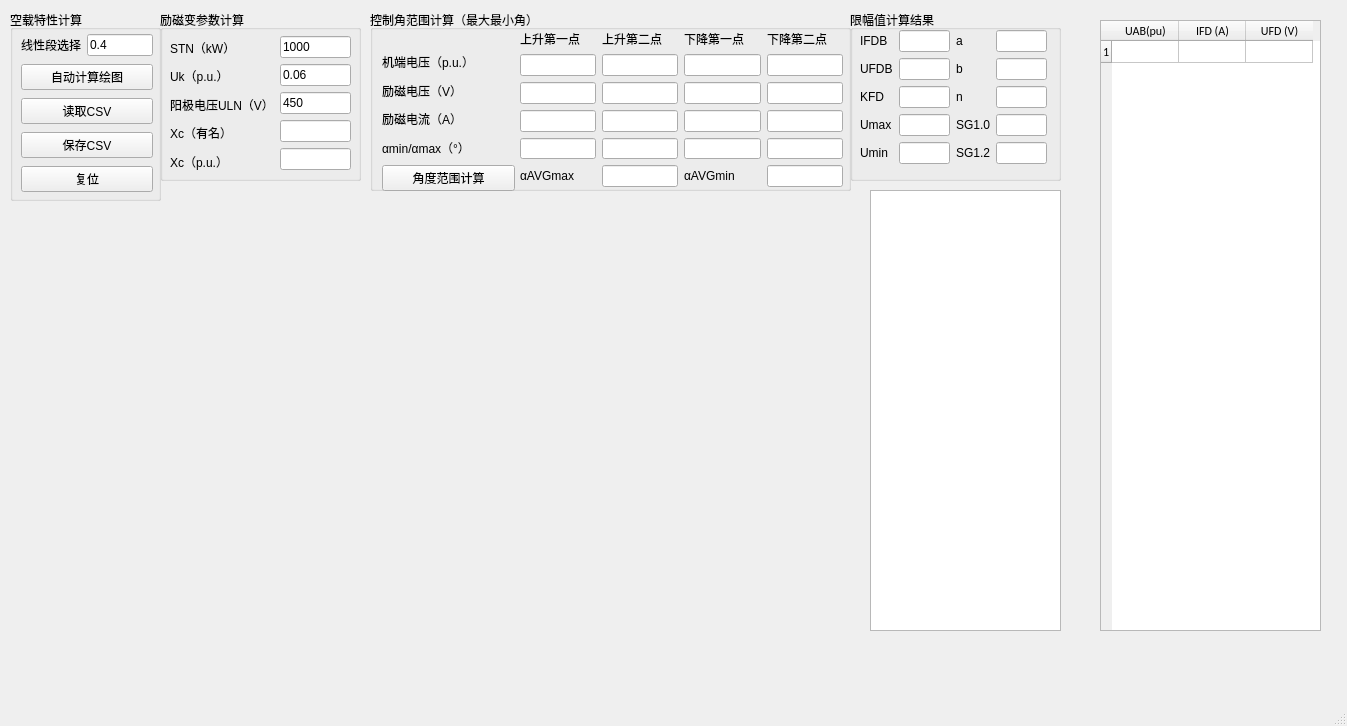
First picture: the form in kongzaiQMainWindow.ui, repository fly1057/noloadcharacteristic, before the edit.
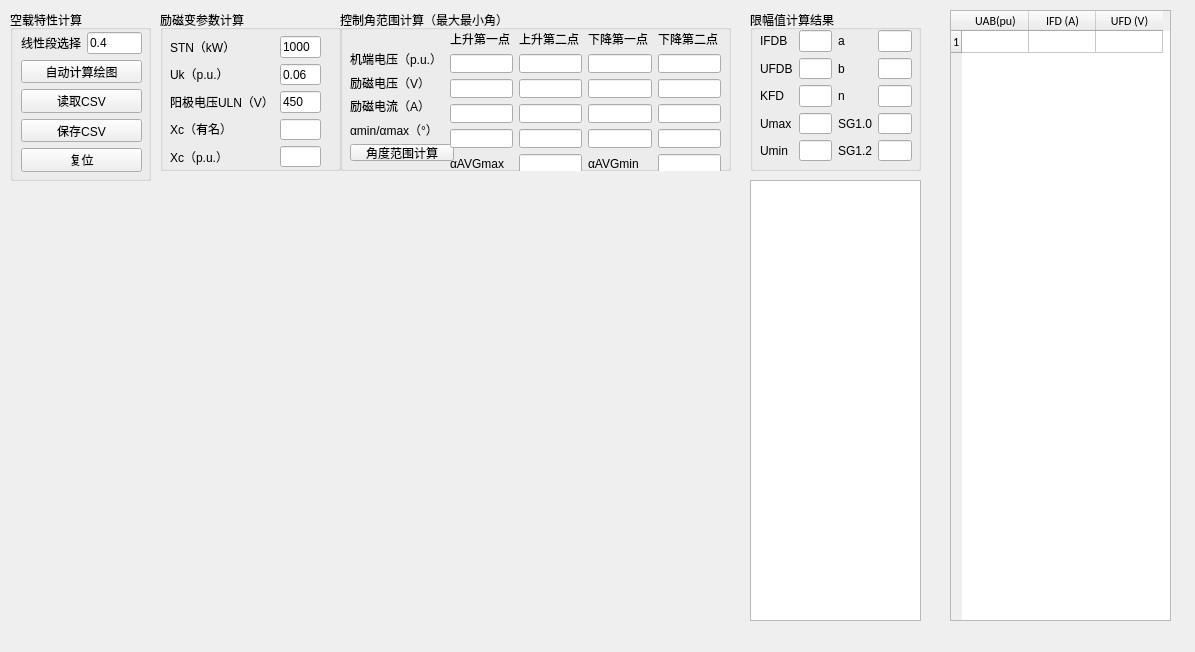
Second picture: the form after the edit.

Patch:
```diff
--- a/kongzaiQMainWindow.ui
+++ b/kongzaiQMainWindow.ui
@@ -6,8 +6,8 @@
    <rect>
     <x>0</x>
     <y>0</y>
-    <width>1347</width>
-    <height>726</height>
+    <width>1195</width>
+    <height>652</height>
    </rect>
   </property>
   <property name="windowTitle">
@@ -19,8 +19,8 @@
      <rect>
       <x>10</x>
       <y>10</y>
-      <width>151</width>
-      <height>191</height>
+      <width>141</width>
+      <height>171</height>
      </rect>
     </property>
     <property name="title">
@@ -31,8 +31,8 @@
       <rect>
        <x>11</x>
        <y>22</y>
-       <width>132</width>
-       <height>165</height>
+       <width>121</width>
+       <height>140</height>
       </rect>
      </property>
      <layout class="QVBoxLayout" name="verticalLayout_4">
@@ -88,10 +88,10 @@
    <widget class="QGroupBox" name="groupBox_LimiterCalculate">
     <property name="geometry">
      <rect>
-      <x>850</x>
+      <x>750</x>
       <y>10</y>
-      <width>211</width>
-      <height>171</height>
+      <width>171</width>
+      <height>161</height>
      </rect>
     </property>
     <property name="title">
@@ -102,8 +102,8 @@
       <rect>
        <x>10</x>
        <y>20</y>
-       <width>187</width>
-       <height>135</height>
+       <width>152</width>
+       <height>131</height>
       </rect>
      </property>
      <layout class="QGridLayout" name="gridLayout_2">
@@ -214,9 +214,9 @@
     <property name="geometry">
      <rect>
       <x>10</x>
-      <y>210</y>
-      <width>761</width>
-      <height>421</height>
+      <y>180</y>
+      <width>721</width>
+      <height>441</height>
      </rect>
     </property>
     <layout class="QVBoxLayout" name="verticalLayout_mpl"/>
@@ -226,8 +226,8 @@
      <rect>
       <x>160</x>
       <y>10</y>
-      <width>201</width>
-      <height>171</height>
+      <width>181</width>
+      <height>161</height>
      </rect>
     </property>
     <property name="title">
@@ -238,8 +238,8 @@
       <rect>
        <x>10</x>
        <y>26</y>
-       <width>181</width>
-       <height>137</height>
+       <width>151</width>
+       <height>131</height>
       </rect>
      </property>
      <layout class="QHBoxLayout" name="horizontalLayout">
@@ -322,8 +322,8 @@
    <widget class="QTableWidget" name="tableWidget_RawData">
     <property name="geometry">
      <rect>
-      <x>1100</x>
-      <y>20</y>
+      <x>950</x>
+      <y>10</y>
       <width>221</width>
       <height>611</height>
      </rect>
@@ -403,10 +403,10 @@
    <widget class="QGroupBox" name="groupBox_ControlAngleCalculate">
     <property name="geometry">
      <rect>
-      <x>370</x>
+      <x>340</x>
       <y>10</y>
-      <width>481</width>
-      <height>181</height>
+      <width>391</width>
+      <height>161</height>
      </rect>
     </property>
     <property name="acceptDrops">
@@ -424,10 +424,10 @@
     <widget class="QWidget" name="layoutWidget">
      <property name="geometry">
       <rect>
-       <x>12</x>
+       <x>10</x>
        <y>40</y>
-       <width>133</width>
-       <height>141</height>
+       <width>104</width>
+       <height>111</height>
       </rect>
      </property>
      <layout class="QVBoxLayout" name="verticalLayout_5">
@@ -471,10 +471,10 @@
     <widget class="QWidget" name="layoutWidget">
      <property name="geometry">
       <rect>
-       <x>150</x>
+       <x>110</x>
        <y>20</y>
-       <width>323</width>
-       <height>157</height>
+       <width>271</width>
+       <height>144</height>
       </rect>
      </property>
      <layout class="QGridLayout" name="gridLayout">
@@ -580,9 +580,9 @@
    <widget class="QTextBrowser" name="textBrowser">
     <property name="geometry">
      <rect>
-      <x>870</x>
-      <y>190</y>
-      <width>191</width>
+      <x>750</x>
+      <y>180</y>
+      <width>171</width>
       <height>441</height>
      </rect>
     </property>
@@ -598,7 +598,6 @@
     </rect>
    </property>
   </widget>
-  <widget class="QStatusBar" name="statusbar"/>
  </widget>
  <resources/>
  <connections/>
```
Left out of the diff: 10 changed lines with no effect on the pictures.
